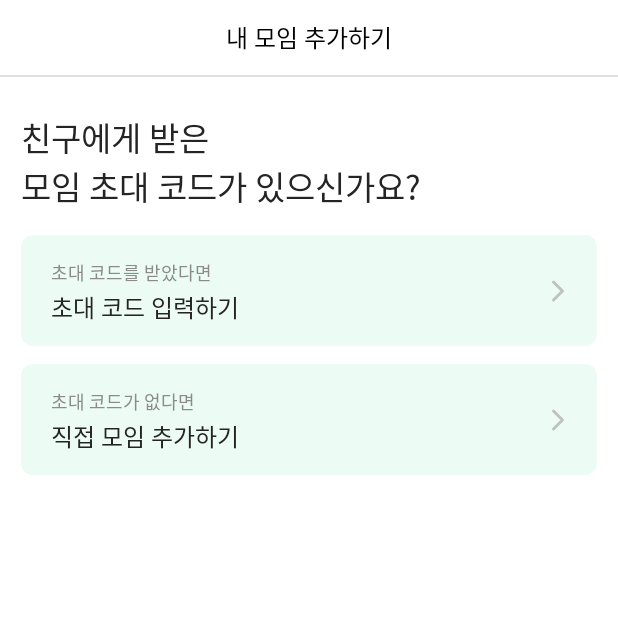
After one commit to OMZigak/KKUM_ANDROID, an Android app built with Jetpack Compose: the fragment AddMyGroupFragment shown on its own in the app's theme, on a phone screen of 412 x 824 dp, the top half of it. The commit adds this screen. Run offline under Robolectric (Android 15) with nearby library versions, the phone set to English and light mode, and no system bars; our stand-ins replace data binding; Roboto replaces fonts that are not available here.

Commit message:
#35 [feat] : 내 모음 추가하기 첫 뷰 UI 구현

```diff
--- /dev/null
+++ b/feature/src/main/java/com/teamkkumul/feature/newgroup/AddMyGroupFragment.kt
@@ -0,0 +1,10 @@
+package com.teamkkumul.feature.newgroup
+
+import com.teamkkumul.core.ui.base.BindingFragment
+import com.teamkkumul.feature.R
+import com.teamkkumul.feature.databinding.FragmentAddMyGroupBinding
+
+class AddMyGroupFragment : BindingFragment<FragmentAddMyGroupBinding>(R.layout.fragment_add_my_group) {
+    override fun initView() {
+    }
+}
--- /dev/null
+++ b/feature/src/main/res/drawable/ic_right_gray_24.xml
@@ -0,0 +1,13 @@
+<vector xmlns:android="http://schemas.android.com/apk/res/android"
+    android:width="24dp"
+    android:height="24dp"
+    android:viewportWidth="24"
+    android:viewportHeight="24">
+  <path
+      android:pathData="M9,6L15,12L9,18"
+      android:strokeLineJoin="round"
+      android:strokeWidth="2"
+      android:fillColor="#00000000"
+      android:strokeColor="#C1C1C1"
+      android:strokeLineCap="round"/>
+</vector>
--- /dev/null
+++ b/feature/src/main/res/drawable/shape_green1_fill_8_rect.xml
@@ -0,0 +1,8 @@
+<?xml version="1.0" encoding="utf-8"?>
+<shape xmlns:android="http://schemas.android.com/apk/res/android"
+    android:shape="rectangle">
+    <solid
+        android:color="@color/green1"/>
+    <corners
+        android:radius="8dp"/>
+</shape>
--- /dev/null
+++ b/feature/src/main/res/layout/fragment_add_my_group.xml
@@ -0,0 +1,114 @@
+<?xml version="1.0" encoding="utf-8"?>
+<layout xmlns:android="http://schemas.android.com/apk/res/android"
+    xmlns:app="http://schemas.android.com/apk/res-auto">
+
+    <data>
+
+    </data>
+
+    <androidx.constraintlayout.widget.ConstraintLayout
+        android:layout_width="match_parent"
+        android:layout_height="match_parent">
+
+        <include
+            android:id="@+id/tb_add_my_group"
+            layout="@layout/view_toolbar"
+            app:title="@{@string/add_my_group_title}" />
+
+        <TextView
+            android:id="@+id/tv_question"
+            android:layout_width="wrap_content"
+            android:layout_height="wrap_content"
+            android:layout_marginStart="14dp"
+            android:layout_marginTop="24dp"
+            android:text="@string/add_my_group_question"
+            android:textAppearance="@style/TextAppearance.Kkumul.head_01"
+            app:layout_constraintStart_toStartOf="parent"
+            app:layout_constraintTop_toBottomOf="@id/tb_add_my_group" />
+
+        <ImageView
+            android:id="@+id/iv_btn_enter_invitation_code"
+            android:layout_width="match_parent"
+            android:layout_height="74dp"
+            android:layout_marginHorizontal="14dp"
+            android:layout_marginTop="16dp"
+            android:src="@drawable/shape_green1_fill_8_rect"
+            app:layout_constraintTop_toBottomOf="@id/tv_question" />
+
+        <TextView
+            android:id="@+id/tv_got_invitation_code"
+            android:layout_width="wrap_content"
+            android:layout_height="wrap_content"
+            android:layout_marginStart="20dp"
+            android:layout_marginTop="16dp"
+            android:text="@string/got_invitation_code"
+            android:textAppearance="@style/TextAppearance.Kkumul.caption_02"
+            android:textColor="@color/gray5"
+            app:layout_constraintStart_toStartOf="@id/iv_btn_enter_invitation_code"
+            app:layout_constraintTop_toTopOf="@id/iv_btn_enter_invitation_code" />
+
+        <TextView
+            android:id="@+id/tv_enter_invitation_code"
+            android:layout_width="wrap_content"
+            android:layout_height="wrap_content"
+            android:layout_marginStart="20dp"
+            android:layout_marginTop="2dp"
+            android:text="@string/enter_invitation_code"
+            android:textAppearance="@style/TextAppearance.Kkumul.body_03"
+            app:layout_constraintStart_toStartOf="@id/iv_btn_enter_invitation_code"
+            app:layout_constraintTop_toBottomOf="@id/tv_got_invitation_code" />
+
+        <ImageView
+            android:id="@+id/iv_btn_enter_invitation_code_arrow"
+            android:layout_width="wrap_content"
+            android:layout_height="wrap_content"
+            android:layout_marginTop="25dp"
+            android:layout_marginEnd="14dp"
+            android:src="@drawable/ic_right_gray_24"
+            app:layout_constraintEnd_toEndOf="@id/iv_btn_enter_invitation_code"
+            app:layout_constraintTop_toTopOf="@id/iv_btn_enter_invitation_code" />
+
+        <ImageView
+            android:id="@+id/iv_btn_add_new_group"
+            android:layout_width="match_parent"
+            android:layout_height="74dp"
+            android:layout_marginHorizontal="14dp"
+            android:layout_marginTop="12dp"
+            android:src="@drawable/shape_green1_fill_8_rect"
+            app:layout_constraintTop_toBottomOf="@id/iv_btn_enter_invitation_code" />
+
+        <TextView
+            android:id="@+id/tv_no_invitation_code"
+            android:layout_width="wrap_content"
+            android:layout_height="wrap_content"
+            android:layout_marginStart="20dp"
+            android:layout_marginTop="16dp"
+            android:text="@string/no_invitation_code"
+            android:textAppearance="@style/TextAppearance.Kkumul.caption_02"
+            android:textColor="@color/gray5"
+            app:layout_constraintStart_toStartOf="@id/iv_btn_add_new_group"
+            app:layout_constraintTop_toTopOf="@id/iv_btn_add_new_group" />
+
+        <TextView
+            android:id="@+id/tv_add_new_group"
+            android:layout_width="wrap_content"
+            android:layout_height="wrap_content"
+            android:layout_marginStart="20dp"
+            android:layout_marginTop="2dp"
+            android:text="@string/add_new_group"
+            android:textAppearance="@style/TextAppearance.Kkumul.body_03"
+            app:layout_constraintStart_toStartOf="@id/iv_btn_add_new_group"
+            app:layout_constraintTop_toBottomOf="@id/tv_no_invitation_code" />
+
+        <ImageView
+            android:id="@+id/iv_btn_add_new_group_arrow"
+            android:layout_width="wrap_content"
+            android:layout_height="wrap_content"
+            android:layout_marginTop="25dp"
+            android:layout_marginEnd="14dp"
+            android:src="@drawable/ic_right_gray_24"
+            app:layout_constraintEnd_toEndOf="@id/iv_btn_add_new_group"
+            app:layout_constraintTop_toTopOf="@id/iv_btn_add_new_group" />
+
+    </androidx.constraintlayout.widget.ConstraintLayout>
+</layout>
--- a/feature/src/main/res/values/strings.xml
+++ b/feature/src/main/res/values/strings.xml
@@ -9,6 +9,8 @@
     <string name="my_group_title">내 모임</string>
     <string name="my_page_title">마이페이지</string>
     <string name="set_profile_title">프로필 설정</string>
+    <string name="add_my_group_title">내 모임 추가하기</string>
+
     <!--    로그인-->
     <string name="login_kakao_btn_text">카카오로 계속하기</string>
 
@@ -22,4 +24,11 @@
     <string name="not_now">지금은 넘어가기</string>
     <string name="okay">확인</string>
 
+    <!-- 내 모임 추가하기 -->
+    <string name="add_my_group_question">친구에게 받은\n모임 초대 코드가 있으신가요?</string>
+    <string name="got_invitation_code">초대 코드를 받았다면</string>
+    <string name="enter_invitation_code">초대 코드 입력하기</string>
+    <string name="no_invitation_code">초대 코드가 없다면</string>
+    <string name="add_new_group">직접 모임 추가하기</string>
+
 </resources>
```
